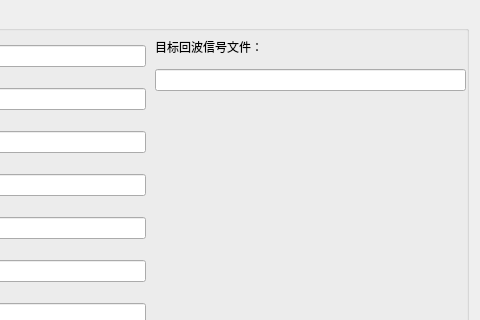
This is prototype_v1202/Tool/simdatagenwidget.ui in Tangzixia/Digital-Prototype as Qt 5 draws it before an edit; both pictures show x 175 to 655 and y 0 to 320 of the 655 by 618 pixel window. The edited form follows.
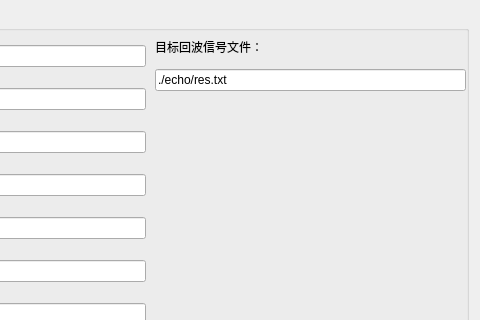
This is the edited form.

```diff
--- a/prototype_v1202/Tool/simdatagenwidget.ui
+++ b/prototype_v1202/Tool/simdatagenwidget.ui
@@ -284,9 +284,15 @@
         </item>
         <item>
          <widget class="QLineEdit" name="lineEdit_path">
+          <property name="text">
+           <string>./echo/res.txt</string>
+          </property>
           <property name="readOnly">
            <bool>false</bool>
           </property>
+          <property name="placeholderText">
+           <string/>
+          </property>
          </widget>
         </item>
        </layout>
```
